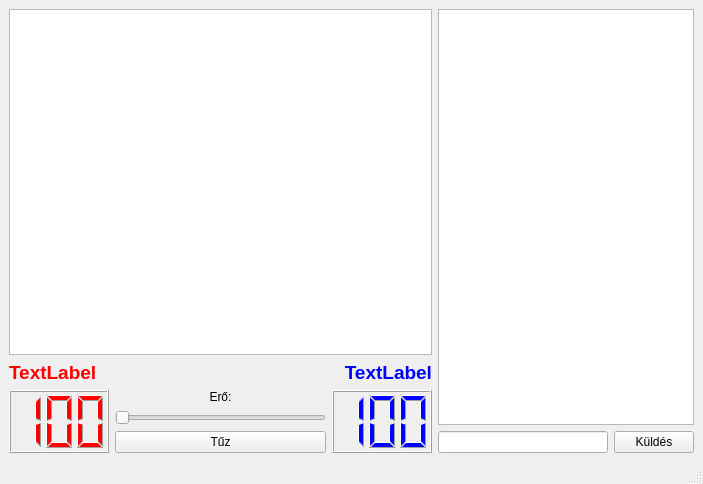
The window that src/pewpew-artillery/gamewindow.ui (Keki56/linuxHF) describes before a commit, drawn with Qt 5.
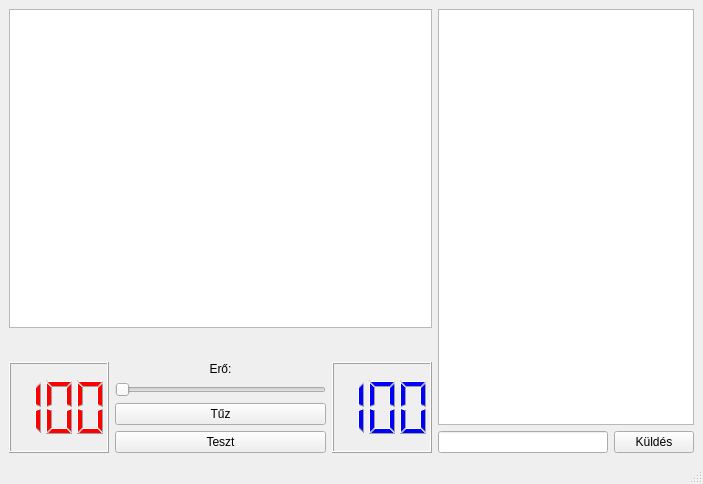
The same window after the commit.

The edit to the form file:
```diff
--- a/src/pewpew-artillery/gamewindow.ui
+++ b/src/pewpew-artillery/gamewindow.ui
@@ -85,7 +85,7 @@
            <enum>QFrame::NoFrame</enum>
           </property>
           <property name="text">
-           <string>TextLabel</string>
+           <string/>
           </property>
          </widget>
         </item>
@@ -136,7 +136,7 @@
            </font>
           </property>
           <property name="text">
-           <string>TextLabel</string>
+           <string/>
           </property>
           <property name="alignment">
            <set>Qt::AlignRight|Qt::AlignTrailing|Qt::AlignVCenter</set>
@@ -235,6 +235,13 @@
             </property>
            </widget>
           </item>
+          <item>
+           <widget class="QPushButton" name="testButton">
+            <property name="text">
+             <string>Teszt</string>
+            </property>
+           </widget>
+          </item>
          </layout>
         </item>
         <item>
```
Left out of the diff: 17 changed lines with no effect on the pictures.
